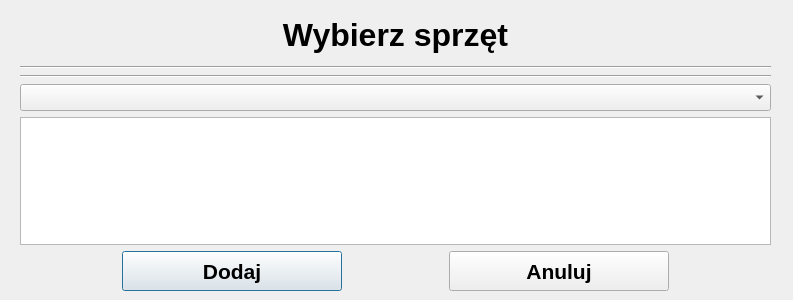
Before: the Qt Designer form chooseequipment.ui in gumikola/rental_app, drawn with Qt 5.
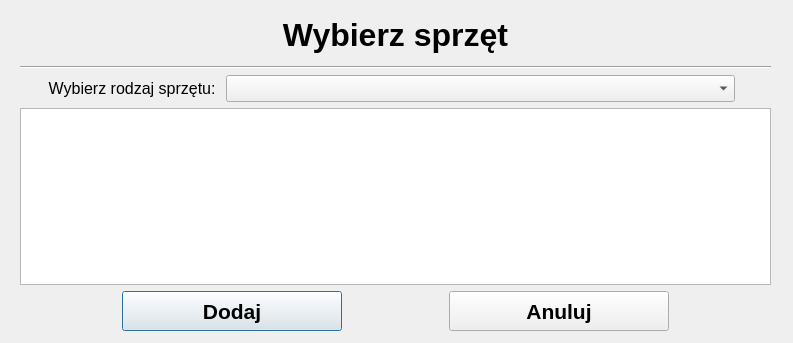
After: the same form once the commit is applied.

Diff of the .ui file:
```diff
--- a/chooseequipment.ui
+++ b/chooseequipment.ui
@@ -7,7 +7,7 @@
     <x>0</x>
     <y>0</y>
     <width>793</width>
-    <height>300</height>
+    <height>343</height>
    </rect>
   </property>
   <property name="windowTitle">
@@ -19,7 +19,7 @@
      <x>20</x>
      <y>10</y>
      <width>751</width>
-     <height>281</height>
+     <height>321</height>
     </rect>
    </property>
    <layout class="QVBoxLayout" name="verticalLayout">
@@ -55,9 +55,32 @@
      </widget>
     </item>
     <item>
-     <widget class="Line" name="line">
-      <property name="orientation">
-       <enum>Qt::Horizontal</enum>
+     <layout class="QHBoxLayout" name="horizontalLayout">
+      <item>
+       <widget class="QLabel" name="label">
+        <property name="minimumSize">
+         <size>
+          <width>200</width>
+          <height>0</height>
+         </size>
+        </property>
+        <property name="maximumSize">
+         <size>
+          <width>200</width>
+          <height>16777215</height>
+         </size>
+        </property>
+        <property name="font">
+         <font>
+          <family>Arial</family>
+          <pointsize>12</pointsize>
+         </font>
+        </property>
+        <property name="text">
+         <string>Wybierz rodzaj sprzętu: </string>
+        </property>
+        <property name="alignment">
+         <set>Qt::AlignRight|Qt::AlignTrailing|Qt::AlignVCenter</set>
       </property>
      </widget>
     </item>
@@ -69,6 +92,30 @@
        </font>
       </property>
      </widget>
+      </item>
+      <item>
+       <widget class="QLabel" name="label_2">
+        <property name="maximumSize">
+         <size>
+          <width>30</width>
+          <height>16777215</height>
+         </size>
+        </property>
+        <property name="font">
+         <font>
+          <family>Arial</family>
+          <pointsize>12</pointsize>
+         </font>
+        </property>
+        <property name="text">
+         <string/>
+        </property>
+        <property name="alignment">
+         <set>Qt::AlignRight|Qt::AlignTrailing|Qt::AlignVCenter</set>
+        </property>
+       </widget>
+      </item>
+     </layout>
     </item>
     <item>
      <widget class="QTableWidget" name="table"/>
```
Lines whose indentation alone changed are shown as unchanged.
